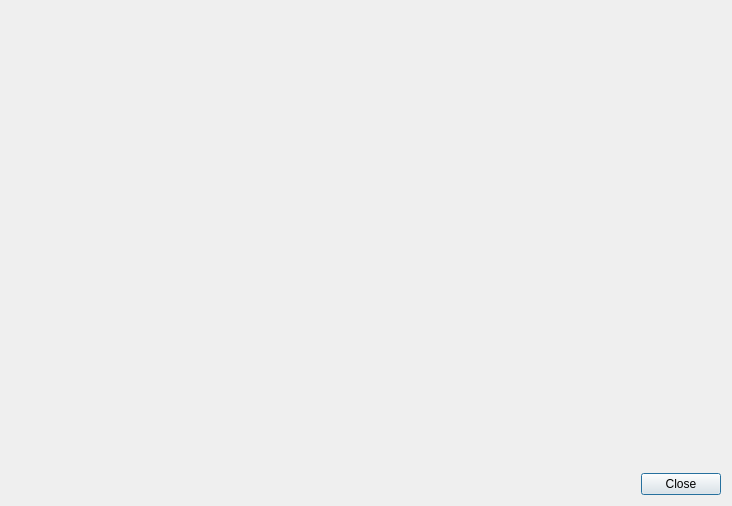
First picture: the form in Applications/SlicerApp/Resources/UI/qSlicerAppAboutDialog.ui, repository mwoehlke-kitware/Slicer, before the edit.
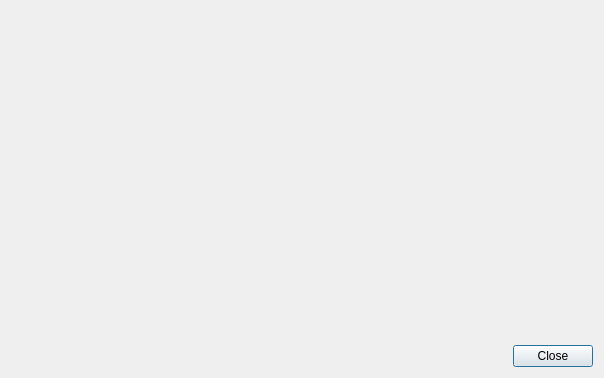
Second picture: the form after the edit. Icons and pictures are not drawn.

Commit message: ENH: New Slicer logo, take 2

What changed in the file:
```diff
--- a/Applications/SlicerApp/Resources/UI/qSlicerAppAboutDialog.ui
+++ b/Applications/SlicerApp/Resources/UI/qSlicerAppAboutDialog.ui
@@ -6,8 +6,8 @@
    <rect>
     <x>0</x>
     <y>0</y>
-    <width>716</width>
-    <height>491</height>
+    <width>588</width>
+    <height>363</height>
    </rect>
   </property>
   <property name="windowTitle">
@@ -24,8 +24,8 @@
      </property>
      <property name="minimumSize">
       <size>
-       <width>384</width>
-       <height>400</height>
+       <width>256</width>
+       <height>272</height>
       </size>
      </property>
      <property name="pixmap">
```
The commit also changes 4 other files.
